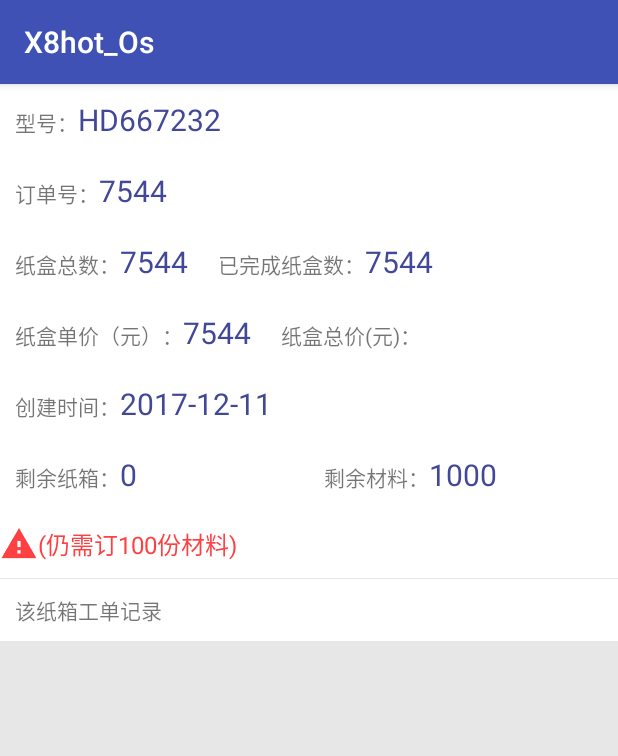
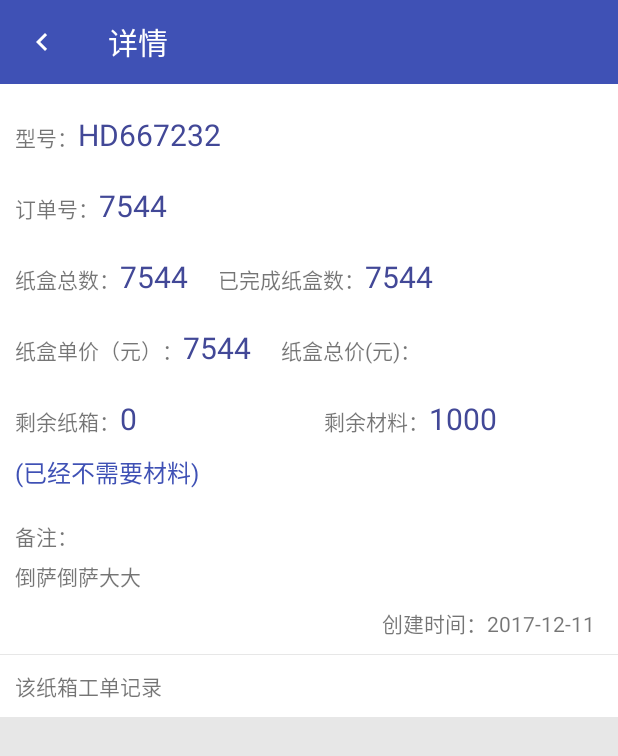
Before and after one commit to XunselF/X8hot_Os, an Android app: the BoxAboutActivity screen opened directly, with no data from a screen before it, on a phone screen of 412 x 824 dp. Shown: the top 756 px of the screen. Run offline under Robolectric (Android 15) with nearby library versions, the phone set to English and light mode, and no system bars; 11 statements that could not run were skipped.

Commit message:
add BoxAboutActivity about display Box Message

```diff
--- a/app/src/main/AndroidManifest.xml
+++ b/app/src/main/AndroidManifest.xml
@@ -11,7 +11,7 @@
         android:label="@string/app_name"
         android:roundIcon="@mipmap/ic_launcher_round"
         android:supportsRtl="true"
-        android:theme="@style/AppTheme">
+        android:theme="@style/AppNoActionBarTheme">
         <activity android:name=".SplashActivity">
             <intent-filter>
                 <action android:name="android.intent.action.MAIN" />
@@ -22,7 +22,8 @@
         <activity
             android:name=".MainActivity"
             android:windowSoftInputMode="adjustPan" />
-        <activity android:name=".BoxAboutActivity"></activity>
+        <activity android:name=".BoxAboutActivity" />
+        <activity android:name=".AddBoxsActivity"></activity>
     </application>
 
 </manifest>
--- a/app/src/main/java/com/example/xunself/x8hot_os/BoxAboutActivity.java
+++ b/app/src/main/java/com/example/xunself/x8hot_os/BoxAboutActivity.java
@@ -4,11 +4,15 @@ import android.content.Context;
 import android.content.Intent;
 import android.support.v7.app.AppCompatActivity;
 import android.os.Bundle;
+import android.support.v7.widget.Toolbar;
+import android.view.MenuItem;
 import android.view.View;
+import android.widget.ImageView;
 import android.widget.TextView;
 
 public class BoxAboutActivity extends AppCompatActivity {
 
+    private Toolbar toolBar;
     private TextView box_idText;                            //纸箱型号
     private TextView work_idText;                           //订单号
     private TextView box_numText;                           //纸箱总数
@@ -16,9 +20,11 @@ public class BoxAboutActivity extends AppCompatActivity {
     private TextView box_prizeText;                         //纸箱单价
     private TextView box_sumprizeText;                      //纸箱总价
     private TextView box_nhnumText;                         //还剩纸箱
+    private ImageView dataWarningImage;                     //数据红字图片
     private TextView data_hnumText;                         //剩余材料
     private TextView data_nhnumText;                        //还需材料订阅
-
+    private TextView box_contentText;                       //备注
+    private TextView box_createtime;                        //创建时间
     private Box seletedBox;
 
     @Override
@@ -36,6 +42,10 @@ public class BoxAboutActivity extends AppCompatActivity {
      * 初始化
      */
     private void init(){
+        toolBar = (Toolbar) findViewById(R.id.boxabout_toolbar);
+        setSupportActionBar(toolBar);
+        getSupportActionBar().setHomeButtonEnabled(true);
+        getSupportActionBar().setDisplayHomeAsUpEnabled(true);
         box_idText = (TextView) findViewById(R.id.boxs_id);
         work_idText = (TextView) findViewById(R.id.work_id);
         box_numText = (TextView) findViewById(R.id.boxs_num);
@@ -43,10 +53,26 @@ public class BoxAboutActivity extends AppCompatActivity {
         box_prizeText = (TextView) findViewById(R.id.boxs_prize);
         box_sumprizeText = (TextView) findViewById(R.id.boxs_sumprize);
         box_nhnumText = (TextView) findViewById(R.id.boxs_nhnum);
+        dataWarningImage = (ImageView) findViewById(R.id.data_warning_image);
         data_hnumText = (TextView) findViewById(R.id.data_hnum);
         data_nhnumText = (TextView) findViewById(R.id.data_nhnum);
+        box_contentText = (TextView) findViewById(R.id.boxs_content);
+        box_createtime = (TextView) findViewById(R.id.boxs_createtime);
+
 
         getBoxData();
+    }
+
+    @Override
+    public boolean onOptionsItemSelected(MenuItem item) {
+        switch (item.getItemId()){
+            case android.R.id.home:
+                finish();
+                break;
+            default:
+                break;
+        }
+        return true;
     }
 
     /**
@@ -65,14 +91,16 @@ public class BoxAboutActivity extends AppCompatActivity {
         box_prizeText.setText(seletedBox.getBox_prize() + "");
         box_sumprizeText.setText(sumprize);
         data_hnumText.setText(seletedBox.getData_hnum() + "");
+        box_contentText.setText(seletedBox.getContent());
+        box_createtime.setText(seletedBox.getCreate_time());
         if (dataNHnum > 0){
             data_nhnumText.setTextColor(getResources().getColor(R.color.colorwarning));
             data_nhnumText.setText("(还需要"+ dataNHnum + "个材料)");
             dataWarningImage.setVisibility(View.VISIBLE);
         }else{
-            holder.dataNHnum.setTextColor(getResources().getColor(R.color.colorPrimary));
-            holder.dataNHnum.setText("(已经不需要材料)");
-            holder.dataWarningImage.setVisibility(View.GONE);
+            data_nhnumText.setTextColor(getResources().getColor(R.color.colorPrimary));
+            data_nhnumText.setText("(已经不需要材料)");
+            dataWarningImage.setVisibility(View.GONE);
         }
     }
 }
--- a/app/src/main/res/layout/activity_box_about.xml
+++ b/app/src/main/res/layout/activity_box_about.xml
@@ -1,9 +1,19 @@
 <?xml version="1.0" encoding="utf-8"?>
 <LinearLayout xmlns:android="http://schemas.android.com/apk/res/android"
+    xmlns:app="http://schemas.android.com/apk/res-auto"
     android:orientation="vertical"
     android:layout_width="match_parent"
     android:layout_height="match_parent"
     android:background="#fff">
+    <android.support.v7.widget.Toolbar
+        android:id="@+id/boxabout_toolbar"
+        android:layout_width="match_parent"
+        app:titleTextColor="#fff"
+        app:navigationIcon="@drawable/ic_chevron_left_white_24dp"
+        app:title="详情"
+        android:background="@color/colorPrimary"
+        android:layout_height="?attr/actionBarSize"
+        android:layout_marginBottom="10dp"></android.support.v7.widget.Toolbar>
     <LinearLayout
         android:layout_width="match_parent"
         android:layout_height="wrap_content"
@@ -128,25 +138,6 @@
         </LinearLayout>
 
     </LinearLayout>
-    <LinearLayout
-        android:layout_width="match_parent"
-        android:layout_height="wrap_content"
-        android:layout_margin="10dp">
-        <TextView
-            android:text="创建时间："
-            android:layout_width="wrap_content"
-            android:layout_height="wrap_content"
-            android:gravity="center"/>
-        <TextView
-            android:id="@+id/boxs_createtime"
-            android:layout_width="wrap_content"
-            android:layout_height="wrap_content"
-            android:text="2017-12-11"
-            android:textSize="20dp"
-            android:gravity="center"
-            android:textColor="#424897"/>
-
-    </LinearLayout>
 <LinearLayout
     android:layout_width="match_parent"
     android:layout_height="wrap_content">
@@ -189,9 +180,6 @@
                 android:layout_width="wrap_content"
                 android:layout_height="wrap_content" />
         </LinearLayout>
-
-
-
     </LinearLayout>
 </LinearLayout>
 
@@ -199,7 +187,7 @@
     <LinearLayout
         android:layout_width="wrap_content"
         android:layout_height="wrap_content"
-        android:layout_marginTop="10dp"
+        android:layout_marginLeft="10dp"
         android:layout_marginBottom="10dp">
         <ImageView
             android:id="@+id/data_warning_image"
@@ -215,7 +203,42 @@
             android:layout_width="wrap_content"
             android:layout_height="wrap_content" />
     </LinearLayout>
-
+    <LinearLayout
+        android:orientation="vertical"
+        android:layout_width="wrap_content"
+        android:layout_height="wrap_content"
+        android:layout_margin="10dp">
+        <TextView
+            android:text="备注："
+            android:layout_width="wrap_content"
+            android:layout_height="wrap_content"
+            android:gravity="center"
+            android:layout_marginBottom="5dp"/>
+        <TextView
+            android:id="@+id/boxs_content"
+            android:layout_width="wrap_content"
+            android:layout_height="wrap_content"
+            android:text="倒萨倒萨大大"
+            android:gravity="center"/>
+    </LinearLayout>
+    <LinearLayout
+        android:layout_width="wrap_content"
+        android:layout_height="wrap_content"
+        android:layout_gravity="right"
+        android:layout_marginRight="15dp"
+        android:layout_marginBottom="10dp">
+        <TextView
+            android:text="创建时间："
+            android:layout_width="wrap_content"
+            android:layout_height="wrap_content"
+            android:gravity="center"/>
+        <TextView
+            android:id="@+id/boxs_createtime"
+            android:layout_width="wrap_content"
+            android:layout_height="wrap_content"
+            android:text="2017-12-11"
+            android:gravity="center"/>
+    </LinearLayout>
 
 
     <LinearLayout
--- a/app/src/main/res/layout/main_title.xml
+++ b/app/src/main/res/layout/main_title.xml
@@ -12,10 +12,11 @@
             android:id="@+id/searchView"
             android:layout_width="match_parent"
             android:layout_height="wrap_content"
-            android:background="#fff"
+            android:background="#ffffff"
+            android:layout_margin="10dp"
             android:layout_gravity="center"
             android:queryHint="请输入纸箱型号"
-            android:iconifiedByDefault="false" />
+            android:iconifiedByDefault="false"/>
 
     </LinearLayout>
 </LinearLayout>
--- a/app/src/main/res/values/styles.xml
+++ b/app/src/main/res/values/styles.xml
@@ -11,5 +11,11 @@
         <item name="android:background">@drawable/fab_label_background</item>
         <item name="android:textColor">@color/text</item>
     </style>
+    <style name="AppNoActionBarTheme" parent="Theme.AppCompat.Light.NoActionBar">
+        <!-- Customize your theme here. -->
+        <item name="colorPrimary">@color/colorPrimary</item>
+        <item name="colorPrimaryDark">@color/colorPrimaryDark</item>
+        <item name="colorAccent">@color/colorAccent</item>
+    </style>
 
 </resources>
```
Also changed, not shown: app/src/main/java/com/example/xunself/x8hot_os/AddBoxsActivity.java (added, +13 -0 lines), app/src/main/java/com/example/xunself/x8hot_os/BoxsFragment.java (+13 -2 lines), app/src/main/res/layout/activity_add_boxs.xml (added, +9 -0 lines), app/src/main/res/layout/box_item.xml (+4 -5 lines), app/src/main/res/layout/fragment_boxs.xml (+9 -4 lines), app/src/main/res/drawable-hdpi/ic_chevron_left_white_24dp.png (added), app/src/main/res/drawable-mdpi/ic_chevron_left_white_24dp.png (added), app/src/main/res/drawable-xhdpi/ic_chevron_left_white_24dp.png (added), app/src/main/res/drawable-xxhdpi/ic_chevron_left_white_24dp.png (added), app/src/main/res/drawable-xxxhdpi/ic_chevron_left_white_24dp.png (added).
